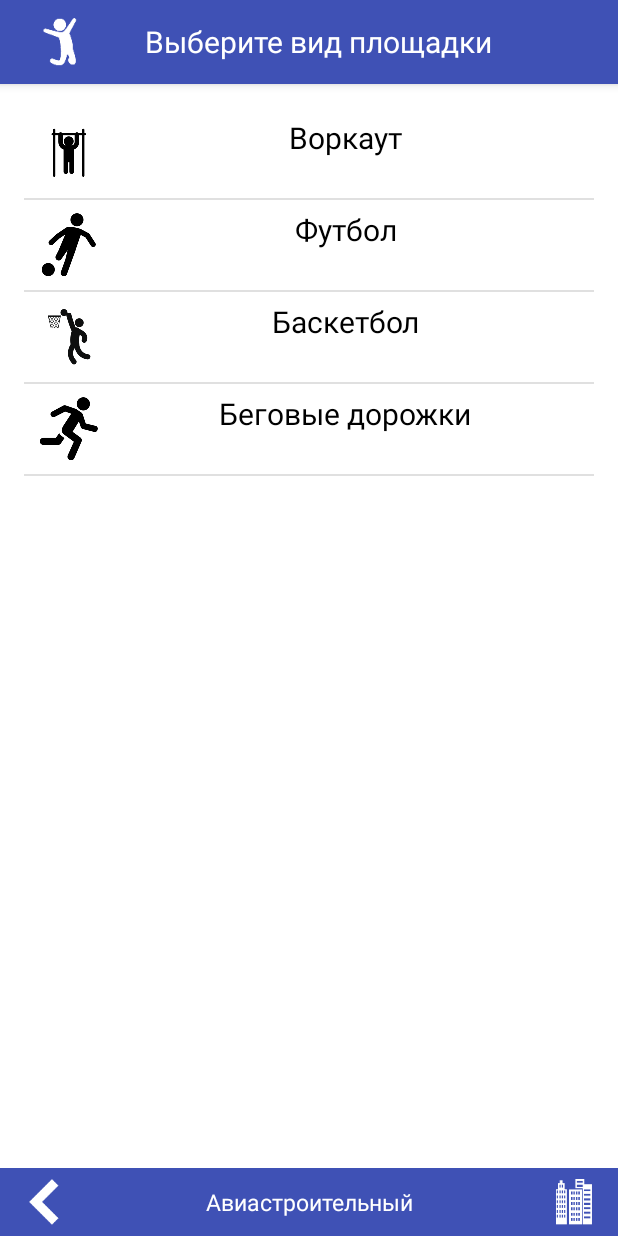
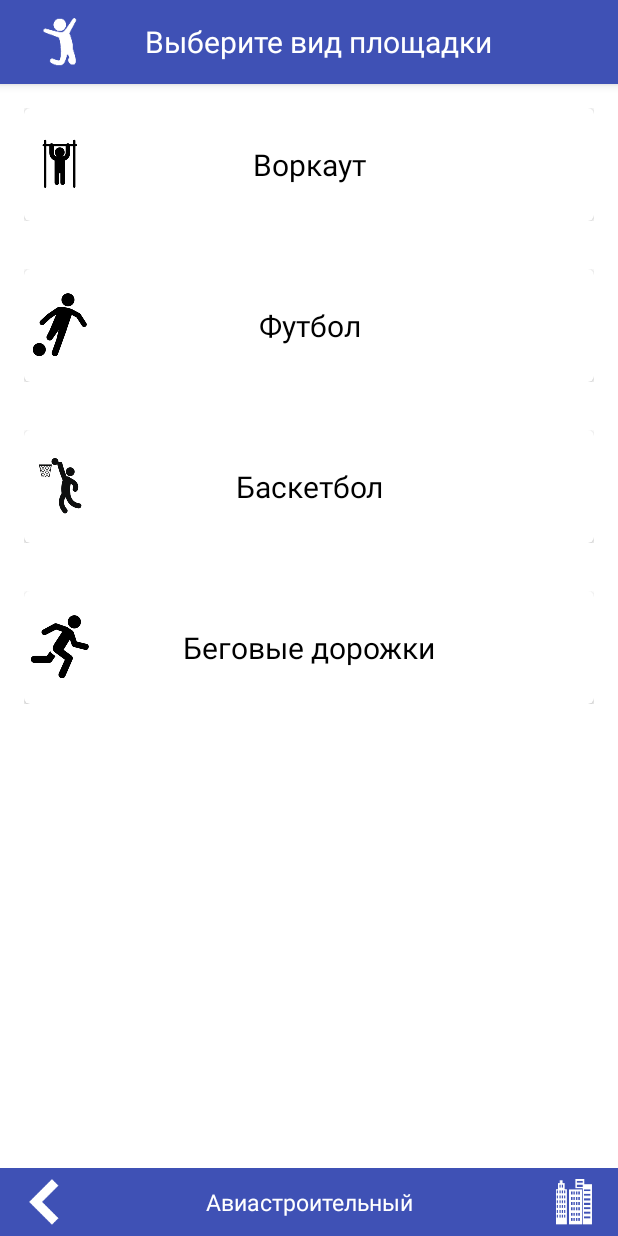
Before and after one commit to ayrat-playground/oxygen, an Android app: the screen it shows after launch (SportActivity), after a tap on "Авиастроительный", on a phone screen of 412 x 824 dp. Run offline under Robolectric (Android 15) with nearby library versions, the phone set to English and light mode, and no system bars.

Commit message:
В активити выбора вида спорта listview заменен recycleview с cardview

```diff
--- /dev/null
+++ b/app/src/main/java/com/badykov/ayrat/swkazan/RecyclerItemClickListener.java
@@ -0,0 +1,39 @@
+package com.badykov.ayrat.swkazan;
+import android.content.Context;
+import android.support.v7.widget.RecyclerView;
+import android.view.GestureDetector;
+import android.view.MotionEvent;
+import android.view.View;
+
+/**
+ * Created by ayrat on 2/28/15.
+ */
+public class RecyclerItemClickListener implements RecyclerView.OnItemTouchListener {
+    private OnItemClickListener mListener;
+
+    public interface OnItemClickListener {
+        public void onItemClick(View view, int position);
+    }
+
+    GestureDetector mGestureDetector;
+
+    public RecyclerItemClickListener(Context context, OnItemClickListener listener) {
+        mListener = listener;
+        mGestureDetector = new GestureDetector(context, new GestureDetector.SimpleOnGestureListener() {
+            @Override public boolean onSingleTapUp(MotionEvent e) {
+                return true;
+            }
+        });
+    }
+
+    @Override public boolean onInterceptTouchEvent(RecyclerView view, MotionEvent e) {
+        View childView = view.findChildViewUnder(e.getX(), e.getY());
+        if (childView != null && mListener != null && mGestureDetector.onTouchEvent(e)) {
+            mListener.onItemClick(childView, view.getChildPosition(childView));
+            return true;
+        }
+        return false;
+    }
+
+    @Override public void onTouchEvent(RecyclerView view, MotionEvent motionEvent) { }
+}
--- a/app/src/main/java/com/badykov/ayrat/swkazan/SportActivity.java
+++ b/app/src/main/java/com/badykov/ayrat/swkazan/SportActivity.java
@@ -4,6 +4,9 @@ import android.content.Intent;
 import android.support.v7.app.ActionBar;
 import android.support.v7.app.ActionBarActivity;
 import android.os.Bundle;
+import android.support.v7.widget.CardView;
+import android.support.v7.widget.LinearLayoutManager;
+import android.support.v7.widget.RecyclerView;
 import android.view.LayoutInflater;
 import android.view.View;
 import android.view.ViewGroup;
@@ -19,16 +22,57 @@ public class SportActivity extends ActionBarActivity {
 
     private static final String[] sportNames={"Воркаут","Футбол","Баскетбол","Беговые дорожки"};
     private static final int[] sportImages={R.drawable.workout, R.drawable.soccer, R.drawable.basketball, R.drawable.running};
-    private ListView toPopulateWithDisticts;
+    private RecyclerView recyclerViewtoShowCardsOfSports;
+    private RecyclerView.Adapter adapterForRecyclerView;
+    private RecyclerView.LayoutManager layoutManagerForRecyclerView;
 
     @Override
     protected void onCreate(Bundle savedInstanceState) {
         super.onCreate(savedInstanceState);
         setContentView(R.layout.activity_sports);
         setDistrictName();
-        populateListviewWithDistricts();
-        setOnListViewItemClickAction();
+        setRecyclerView();
         customizeActionBar();
+        setOnRecyclerViewClick();
+
+    }
+
+    private void setRecyclerView(){
+
+        ArrayList<NamedImage> sports=getSportsNamesWithImages();
+
+        recyclerViewtoShowCardsOfSports= (RecyclerView) findViewById(R.id.sport_recycler_view);
+
+        // use this setting to improve performance if you know that changes
+        // in content do not change the layout size of the RecyclerView
+        recyclerViewtoShowCardsOfSports.setHasFixedSize(true);
+
+        // use a linear layout manager
+        layoutManagerForRecyclerView = new LinearLayoutManager(this);
+        recyclerViewtoShowCardsOfSports.setLayoutManager(layoutManagerForRecyclerView);
+
+        // specify an adapter (see also next example)
+
+        adapterForRecyclerView = new SportRecycleViewAdapter(sports);
+        recyclerViewtoShowCardsOfSports.setAdapter(adapterForRecyclerView);
+
+    }
+
+    private void setOnRecyclerViewClick(){
+        recyclerViewtoShowCardsOfSports.addOnItemTouchListener(
+                new RecyclerItemClickListener(this, new RecyclerItemClickListener.OnItemClickListener() {
+                    @Override public void onItemClick(View view, int position) {
+                        Intent startedIntent=getIntent();
+                        String districtName=startedIntent.getStringExtra("DistrictName");
+                        String sportName=sportNames[position];
+                        Intent intent = new Intent(SportActivity.this, GroundActivity.class);
+                        intent.putExtra("DistrictName",districtName);
+                        intent.putExtra("SportName",sportName);
+                        SportActivity.this.startActivity(intent);
+
+                    }
+                })
+        );
 
     }
 
@@ -62,16 +106,6 @@ public class SportActivity extends ActionBarActivity {
 
     }
 
-    private void populateListviewWithDistricts(){
-
-        toPopulateWithDisticts = (ListView) findViewById(R.id.list_view);
-        ArrayList<NamedImage> sports=getSportsNamesWithImages();
-
-        TextWithImageAdapter adapter= new TextWithImageAdapter(this,R.layout.simpletextitem, sports);
-
-        toPopulateWithDisticts.setAdapter(adapter);
-
-    }
 
 
 
@@ -84,27 +118,6 @@ public class SportActivity extends ActionBarActivity {
         return sports;
     }
 
-    private void setOnListViewItemClickAction() {
-
-        toPopulateWithDisticts.setOnItemClickListener(new AdapterView.OnItemClickListener() {
-
-            @Override
-            public void onItemClick(AdapterView<?> parent, View view,
-                                    int position, long id) {
-                Intent startedIntent=getIntent();
-                String districtName=startedIntent.getStringExtra("DistrictName");
-                NamedImage clickedItem=(NamedImage)parent.getItemAtPosition(position);
-                String sportName=clickedItem.getName();
-                Intent intent = new Intent(SportActivity.this, GroundActivity.class);
-                intent.putExtra("DistrictName",districtName);
-                intent.putExtra("SportName",sportName);
-                SportActivity.this.startActivity(intent);
-
-
-            }
-
-        });
-    }
 
     private void setDistrictName(){
         Intent startedIntent=getIntent();
--- /dev/null
+++ b/app/src/main/java/com/badykov/ayrat/swkazan/SportRecycleViewAdapter.java
@@ -0,0 +1,66 @@
+package com.badykov.ayrat.swkazan;
+
+import android.support.v7.widget.CardView;
+import android.support.v7.widget.RecyclerView;
+import android.view.LayoutInflater;
+import android.view.View;
+import android.view.ViewGroup;
+import android.widget.ImageView;
+import android.widget.TextView;
+
+import java.util.ArrayList;
+
+/**
+ * Created by ayrat on 2/23/15.
+ */
+public class SportRecycleViewAdapter extends RecyclerView.Adapter<SportRecycleViewAdapter.ViewHolder> {
+
+    private ArrayList<NamedImage> mDataset;
+
+    public static class ViewHolder extends RecyclerView.ViewHolder {
+        // each data item is just a string in this case
+        public CardView mCardView;
+        public TextView mTextView;
+        public ImageView mImageView;
+        public ViewHolder(View v) {
+            super(v);
+            mCardView = (CardView)v.findViewById(R.id.card_view);
+            mTextView=(TextView)mCardView.findViewById(R.id.text);
+            mImageView=(ImageView)mCardView.findViewById(R.id.image);
+        }
+
+
+
+    }
+
+    public SportRecycleViewAdapter(ArrayList<NamedImage> myDataset) {
+        mDataset = myDataset;
+    }
+
+    @Override
+    public SportRecycleViewAdapter.ViewHolder onCreateViewHolder(ViewGroup parent,
+                                                                  int viewType) {
+
+        View v = LayoutInflater.from(parent.getContext()).inflate(R.layout.sport_card, parent,false);
+
+
+        ViewHolder vh = new ViewHolder(v);
+        return vh;
+    }
+
+    @Override
+    public void onBindViewHolder(ViewHolder holder, int position) {
+        // - get element from your dataset at this position
+        // - replace the contents of the view with that element
+        holder.mTextView.setText(mDataset.get(position).getName());
+        holder.mImageView.setImageResource(mDataset.get(position).getImage());
+
+    }
+
+    // Return the size of your dataset (invoked by the layout manager)
+    @Override
+    public int getItemCount() {
+        return mDataset.size();
+    }
+
+}
--- a/app/src/main/res/layout/activity_sports.xml
+++ b/app/src/main/res/layout/activity_sports.xml
@@ -8,14 +8,13 @@
 
 
 
-    <ListView android:id="@+id/list_view"
+    <android.support.v7.widget.RecyclerView
+        android:id="@+id/sport_recycler_view"
+        android:scrollbars="vertical"
         android:layout_width="match_parent"
+        android:layout_above="@+id/sport_name"
         android:layout_height="match_parent"
-        android:footerDividersEnabled="true"
-        android:paddingLeft="@dimen/activity_horizontal_margin"
-        android:paddingRight="@dimen/activity_horizontal_margin"
-        android:paddingTop="@dimen/activity_vertical_margin"
-        android:paddingBottom="@dimen/activity_vertical_margin" />
+        />
     <RelativeLayout
         android:id="@+id/district_name"
         android:layout_alignParentBottom="true"
--- /dev/null
+++ b/app/src/main/res/layout/sport_card.xml
@@ -0,0 +1,47 @@
+<?xml version="1.0" encoding="utf-8"?>
+<LinearLayout
+    xmlns:android="http://schemas.android.com/apk/res/android"
+    android:layout_width="match_parent"
+    android:layout_height="wrap_content"
+    android:orientation="vertical"
+    android:paddingLeft="@dimen/activity_horizontal_margin"
+    android:paddingRight="@dimen/activity_horizontal_margin"
+    android:paddingTop="@dimen/activity_vertical_margin"
+    android:paddingBottom="@dimen/activity_vertical_margin">
+
+    <android.support.v7.widget.CardView
+        xmlns:android="http://schemas.android.com/apk/res/android"
+        xmlns:card_view="http://schemas.android.com/apk/res-auto"
+        android:id="@+id/card_view"
+        android:layout_gravity="center"
+        android:layout_width="match_parent"
+        android:layout_height="75dip"
+        card_view:cardCornerRadius="4dip"
+        android:clickable="true"
+        android:onClick="onSportClick"
+        android:nestedScrollingEnabled="false">
+
+    <RelativeLayout
+        android:layout_width="match_parent"
+        android:layout_height="match_parent"
+        android:orientation="horizontal">
+            <ImageView android:id="@+id/image"
+                android:layout_centerVertical="true"
+                android:layout_width="wrap_content"
+                android:layout_height="wrap_content"
+                android:layout_alignParentLeft="true"
+
+                />
+            <!-- android:textAppearance="@android:style/TextAppearance.Medium"-->
+
+                <TextView android:id="@+id/text"
+                    android:layout_toRightOf="@+id/text"
+                    android:layout_width="match_parent"
+                    android:layout_height="match_parent"
+                    android:gravity="center"
+                    android:textSize="20dp"
+                    android:textAppearance="@style/Style.Item"/>
+    </RelativeLayout>
+
+    </android.support.v7.widget.CardView>
+</LinearLayout>
```
Also changed, not shown: 1 other file.
